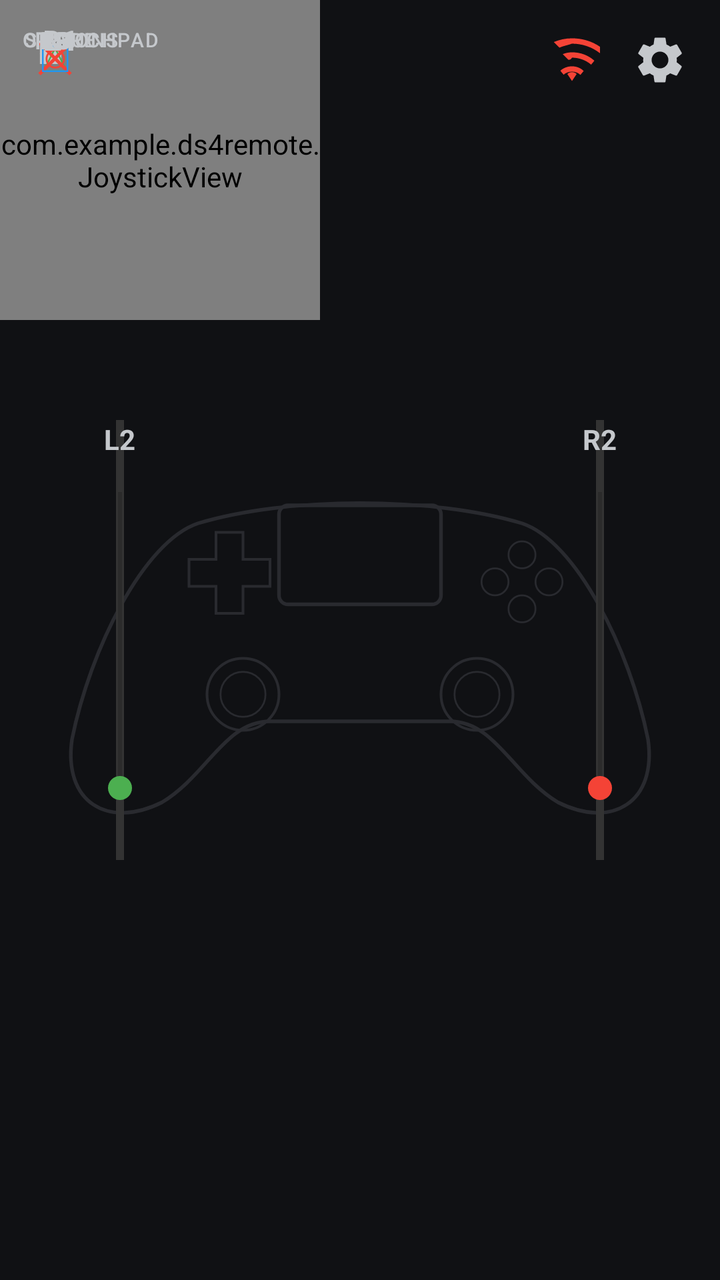
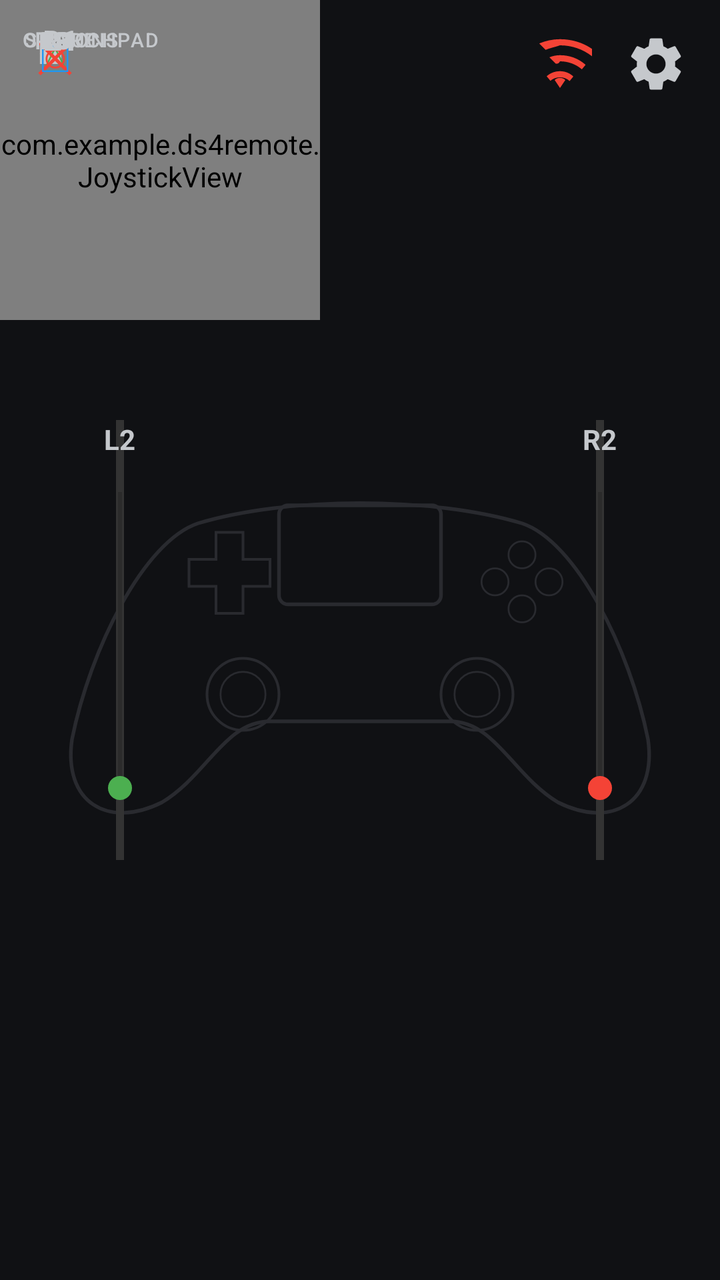

An Android layout rendered at two revisions. The XML below is the earlier revision; the diff shows what the commit changed to produce the second picture.
<!-- AndroidManifest.xml: application theme Theme.MaterialComponents.DayNight.NoActionBar -->
<!-- res/layout/activity_main.xml -->
<?xml version="1.0" encoding="utf-8"?>
<RelativeLayout xmlns:android="http://schemas.android.com/apk/res/android"
    android:layout_width="match_parent"
    android:layout_height="match_parent"
    android:background="#101114">

    <ImageView
        android:layout_width="match_parent"
        android:layout_height="match_parent"
        android:layout_centerInParent="true"
        android:scaleType="fitCenter"
        android:src="@drawable/controller_outline"
        android:alpha="0.6"
        android:id="@+id/bg_controller"/>

    
    <LinearLayout
        android:layout_width="wrap_content"
        android:layout_height="wrap_content"
        android:layout_alignParentTop="true"
        android:layout_alignParentEnd="true"
        android:orientation="horizontal"
        android:padding="16dp">

        
        <ImageView
            android:id="@+id/statusIcon"
            android:layout_width="28dp"
            android:layout_height="28dp"
            android:layout_marginEnd="16dp"
            android:src="@drawable/ic_wifi_off" />

        
        <ImageView
            android:id="@+id/btnOpenSettings"
            android:layout_width="28dp"
            android:layout_height="28dp"
            android:src="@drawable/ic_settings" />
    </LinearLayout>

    
    <FrameLayout
        android:id="@+id/gamepadArea"
        android:layout_width="match_parent"
        android:layout_height="match_parent">

        
        <FrameLayout android:id="@+id/containerL2" android:layout_width="80dp" android:layout_height="220dp" android:layout_gravity="left|center_vertical" android:layout_marginLeft="20dp">
            <View android:layout_width="4dp" android:layout_height="match_parent" android:layout_gravity="center_horizontal" android:background="#333333" />
            <TextView android:layout_width="wrap_content" android:layout_height="wrap_content" android:text="L2" android:textColor="#C5C8CC" android:layout_gravity="top|center_horizontal" android:textStyle="bold" />
            <SeekBar android:id="@+id/btnL2" android:layout_width="180dp" android:layout_height="80dp" android:layout_gravity="center" android:rotation="-90" android:max="100" android:progress="0" android:progressTint="#4CAF50" android:thumbTint="#4CAF50" />
        </FrameLayout>

        <FrameLayout android:id="@+id/containerR2" android:layout_width="80dp" android:layout_height="220dp" android:layout_gravity="right|center_vertical" android:layout_marginRight="20dp">
            <View android:layout_width="4dp" android:layout_height="match_parent" android:layout_gravity="center_horizontal" android:background="#333333" />
            <TextView android:layout_width="wrap_content" android:layout_height="wrap_content" android:text="R2" android:textColor="#C5C8CC" android:layout_gravity="top|center_horizontal" android:textStyle="bold" />
            <SeekBar android:id="@+id/btnR2" android:layout_width="180dp" android:layout_height="80dp" android:layout_gravity="center" android:rotation="-90" android:max="100" android:progress="0" android:progressTint="#F44336" android:thumbTint="#F44336" />
        </FrameLayout>

        
        <Button android:id="@+id/dpadUp" android:text="▲" android:layout_width="50dp" android:layout_height="50dp" android:padding="0dp" android:textSize="18sp" android:background="@android:color/transparent" android:textColor="#C5C8CC" />
        <Button android:id="@+id/dpadDown" android:text="▼" android:layout_width="50dp" android:layout_height="50dp" android:padding="0dp" android:textSize="18sp" android:background="@android:color/transparent" android:textColor="#C5C8CC" />
        <Button android:id="@+id/dpadLeft" android:text="◀" android:layout_width="50dp" android:layout_height="50dp" android:padding="0dp" android:textSize="18sp" android:background="@android:color/transparent" android:textColor="#C5C8CC" />
        <Button android:id="@+id/dpadRight" android:text="▶" android:layout_width="50dp" android:layout_height="50dp" android:padding="0dp" android:textSize="18sp" android:background="@android:color/transparent" android:textColor="#C5C8CC" />

        
        <Button android:id="@+id/btnY" android:text="△" android:layout_width="55dp" android:layout_height="55dp" android:padding="0dp" android:textSize="22sp" android:background="@android:color/transparent" android:textColor="#4CAF50" />
        <Button android:id="@+id/btnA" android:text="✕" android:layout_width="55dp" android:layout_height="55dp" android:padding="0dp" android:textSize="22sp" android:background="@android:color/transparent" android:textColor="#F44336" />
        <Button android:id="@+id/btnX" android:text="□" android:layout_width="55dp" android:layout_height="55dp" android:padding="0dp" android:textSize="22sp" android:background="@android:color/transparent" android:textColor="#2196F3" />
        <Button android:id="@+id/btnB" android:text="○" android:layout_width="55dp" android:layout_height="55dp" android:padding="0dp" android:textSize="22sp" android:background="@android:color/transparent" android:textColor="#F44336" />

        
        <Button android:id="@+id/btnL1" android:text="L1" android:layout_width="60dp" android:layout_height="40dp" android:padding="0dp" android:textSize="14sp" android:background="@android:color/transparent" android:textColor="#C5C8CC" />
        <Button android:id="@+id/btnR1" android:text="R1" android:layout_width="60dp" android:layout_height="40dp" android:padding="0dp" android:textSize="14sp" android:background="@android:color/transparent" android:textColor="#C5C8CC" />
        <Button android:id="@+id/btnShare" android:text="SHARE" android:layout_width="60dp" android:layout_height="40dp" android:padding="0dp" android:textSize="10sp" android:background="@android:color/transparent" android:textColor="#C5C8CC" />
        <Button android:id="@+id/btnPS" android:text="PS" android:layout_width="50dp" android:layout_height="40dp" android:padding="0dp" android:textSize="12sp" android:background="@android:color/transparent" android:textColor="#C5C8CC" />
        <Button android:id="@+id/btnOptions" android:text="OPTIONS" android:layout_width="70dp" android:layout_height="40dp" android:padding="0dp" android:textSize="10sp" android:background="@android:color/transparent" android:textColor="#C5C8CC" />

        
        <com.example.ds4remote.JoystickView android:id="@+id/leftStick" android:layout_width="160dp" android:layout_height="160dp" />
        <com.example.ds4remote.JoystickView android:id="@+id/rightStick" android:layout_width="160dp" android:layout_height="160dp" />

        
        <Button android:id="@+id/btnL3" android:text="L3" android:layout_width="55dp" android:layout_height="40dp" android:padding="0dp" android:textSize="12sp" android:background="@android:color/transparent" android:textColor="#C5C8CC" />
        <Button android:id="@+id/btnTouchpad" android:text="TOUCHPAD" android:layout_width="100dp" android:layout_height="40dp" android:padding="0dp" android:textSize="10sp" android:background="@android:color/transparent" android:textColor="#C5C8CC" />
        <Button android:id="@+id/btnR3" android:text="R3" android:layout_width="55dp" android:layout_height="40dp" android:padding="0dp" android:textSize="12sp" android:background="@android:color/transparent" android:textColor="#C5C8CC" />
    </FrameLayout>
</RelativeLayout>
<!-- resources referenced by this layout -->
<resources>
  <!-- drawable controller_outline: vector/xml drawable (drawable, 2615 chars, omitted) -->
  <!-- drawable ic_settings (drawable) -->
  <vector xmlns:android="http://schemas.android.com/apk/res/android" android:width="24dp" android:height="24dp" android:viewportWidth="24" android:viewportHeight="24">
      <path android:fillColor="#C5C8CC" android:pathData="M19.14,12.94c0.04,-0.3 0.06,-0.61 0.06,-0.94c0,-0.32 -0.02,-0.64 -0.06,-0.94l2.03,-1.58c0.18,-0.14 0.23,-0.41 0.12,-0.61l-1.92,-3.32c-0.12,-0.22 -0.37,-0.29 -0.59,-0.22l-2.39,0.96c-0.5,-0.38 -1.03,-0.7 -1.62,-0.94L14.4,2.81c-0.04,-0.24 -0.24,-0.41 -0.48,-0.41h-3.84c-0.24,0 -0.43,0.17 -0.47,0.41L9.25,5.35C8.66,5.59 8.12,5.92 7.63,6.29L5.24,5.33c-0.22,-0.08 -0.47,0 -0.59,0.22L2.73,8.87C2.62,9.08 2.66,9.34 2.86,9.48l2.03,1.58C4.84,11.36 4.8,11.69 4.8,12s0.02,0.64 0.06,0.94l-2.03,1.58c-0.18,0.14 -0.23,0.41 -0.12,0.61l1.92,3.32c0.12,0.22 0.37,0.29 0.59,0.22l2.39,-0.96c0.5,0.38 1.03,0.7 1.62,0.94l0.36,2.54c0.05,0.24 0.24,0.41 0.48,0.41h3.84c0.24,0 0.44,-0.17 0.47,-0.41l0.36,-2.54c0.59,-0.24 1.13,-0.56 1.62,-0.94l2.39,0.96c0.22,0.08 0.47,0 0.59,-0.22l1.92,-3.32c0.12,-0.22 0.07,-0.47 -0.12,-0.61L19.14,12.94zM12,15.6c-1.98,0 -3.6,-1.62 -3.6,-3.6s1.62,-3.6 3.6,-3.6s3.6,1.62 3.6,3.6S13.98,15.6 12,15.6z"/>
  </vector>
  <!-- drawable ic_wifi_off (drawable) -->
  <vector xmlns:android="http://schemas.android.com/apk/res/android" android:width="24dp" android:height="24dp" android:viewportWidth="24" android:viewportHeight="24">
      <path android:fillColor="#F44336" android:pathData="M12,21l2,-3c-0.5,-0.5 -1.2,-0.8 -2,-0.8s-1.5,0.3 -2,0.8L12,21zM12,17c1.4,0 2.7,0.5 3.6,1.4l1.4,-1.7C15.7,15.4 13.9,14.7 12,14.7s-3.7,0.7 -5,1.9l1.4,1.7C9.3,17.5 10.6,17 12,17zM12,11c3.1,0 6,1.1 8.2,3l1.4,-1.7C18.9,9.9 15.6,8.7 12,8.7c-1.4,0 -2.8,0.3 -4,0.8l2.4,2.4C11,11.9 11.5,11.9 12,11zM12,5c4.8,0 9.2,1.7 12.6,4.6l1.4,-1.7C22.2,4.5 17.3,2.7 12,2.7c-2.8,0 -5.4,0.6 -7.8,1.6l2.4,2.4C8.2,6 10,5.7 12,5z"/>
  </vector>
</resources>

<!-- the commit's change to res/layout/activity_main.xml (unified diff, before → after) -->
@@ -10,8 +10,7 @@
         android:layout_centerInParent="true"
         android:scaleType="fitCenter"
         android:src="@drawable/controller_outline"
-        android:alpha="0.6"
-        android:id="@+id/bg_controller"/>
+        android:alpha="0.6" />
 
     
     <LinearLayout
@@ -22,19 +21,17 @@
         android:orientation="horizontal"
         android:padding="16dp">
 
-        
         <ImageView
             android:id="@+id/statusIcon"
-            android:layout_width="28dp"
-            android:layout_height="28dp"
+            android:layout_width="32dp"
+            android:layout_height="32dp"
             android:layout_marginEnd="16dp"
             android:src="@drawable/ic_wifi_off" />
 
-        
         <ImageView
             android:id="@+id/btnOpenSettings"
-            android:layout_width="28dp"
-            android:layout_height="28dp"
+            android:layout_width="32dp"
+            android:layout_height="32dp"
             android:src="@drawable/ic_settings" />
     </LinearLayout>
 
@@ -51,6 +48,7 @@
             <SeekBar android:id="@+id/btnL2" android:layout_width="180dp" android:layout_height="80dp" android:layout_gravity="center" android:rotation="-90" android:max="100" android:progress="0" android:progressTint="#4CAF50" android:thumbTint="#4CAF50" />
         </FrameLayout>
 
+        
         <FrameLayout android:id="@+id/containerR2" android:layout_width="80dp" android:layout_height="220dp" android:layout_gravity="right|center_vertical" android:layout_marginRight="20dp">
             <View android:layout_width="4dp" android:layout_height="match_parent" android:layout_gravity="center_horizontal" android:background="#333333" />
             <TextView android:layout_width="wrap_content" android:layout_height="wrap_content" android:text="R2" android:textColor="#C5C8CC" android:layout_gravity="top|center_horizontal" android:textStyle="bold" />
@@ -63,24 +61,20 @@
         <Button android:id="@+id/dpadLeft" android:text="◀" android:layout_width="50dp" android:layout_height="50dp" android:padding="0dp" android:textSize="18sp" android:background="@android:color/transparent" android:textColor="#C5C8CC" />
         <Button android:id="@+id/dpadRight" android:text="▶" android:layout_width="50dp" android:layout_height="50dp" android:padding="0dp" android:textSize="18sp" android:background="@android:color/transparent" android:textColor="#C5C8CC" />
 
-        
         <Button android:id="@+id/btnY" android:text="△" android:layout_width="55dp" android:layout_height="55dp" android:padding="0dp" android:textSize="22sp" android:background="@android:color/transparent" android:textColor="#4CAF50" />
         <Button android:id="@+id/btnA" android:text="✕" android:layout_width="55dp" android:layout_height="55dp" android:padding="0dp" android:textSize="22sp" android:background="@android:color/transparent" android:textColor="#F44336" />
         <Button android:id="@+id/btnX" android:text="□" android:layout_width="55dp" android:layout_height="55dp" android:padding="0dp" android:textSize="22sp" android:background="@android:color/transparent" android:textColor="#2196F3" />
         <Button android:id="@+id/btnB" android:text="○" android:layout_width="55dp" android:layout_height="55dp" android:padding="0dp" android:textSize="22sp" android:background="@android:color/transparent" android:textColor="#F44336" />
 
-        
         <Button android:id="@+id/btnL1" android:text="L1" android:layout_width="60dp" android:layout_height="40dp" android:padding="0dp" android:textSize="14sp" android:background="@android:color/transparent" android:textColor="#C5C8CC" />
         <Button android:id="@+id/btnR1" android:text="R1" android:layout_width="60dp" android:layout_height="40dp" android:padding="0dp" android:textSize="14sp" android:background="@android:color/transparent" android:textColor="#C5C8CC" />
         <Button android:id="@+id/btnShare" android:text="SHARE" android:layout_width="60dp" android:layout_height="40dp" android:padding="0dp" android:textSize="10sp" android:background="@android:color/transparent" android:textColor="#C5C8CC" />
         <Button android:id="@+id/btnPS" android:text="PS" android:layout_width="50dp" android:layout_height="40dp" android:padding="0dp" android:textSize="12sp" android:background="@android:color/transparent" android:textColor="#C5C8CC" />
         <Button android:id="@+id/btnOptions" android:text="OPTIONS" android:layout_width="70dp" android:layout_height="40dp" android:padding="0dp" android:textSize="10sp" android:background="@android:color/transparent" android:textColor="#C5C8CC" />
 
-        
         <com.example.ds4remote.JoystickView android:id="@+id/leftStick" android:layout_width="160dp" android:layout_height="160dp" />
         <com.example.ds4remote.JoystickView android:id="@+id/rightStick" android:layout_width="160dp" android:layout_height="160dp" />
 
-        
         <Button android:id="@+id/btnL3" android:text="L3" android:layout_width="55dp" android:layout_height="40dp" android:padding="0dp" android:textSize="12sp" android:background="@android:color/transparent" android:textColor="#C5C8CC" />
         <Button android:id="@+id/btnTouchpad" android:text="TOUCHPAD" android:layout_width="100dp" android:layout_height="40dp" android:padding="0dp" android:textSize="10sp" android:background="@android:color/transparent" android:textColor="#C5C8CC" />
         <Button android:id="@+id/btnR3" android:text="R3" android:layout_width="55dp" android:layout_height="40dp" android:padding="0dp" android:textSize="12sp" android:background="@android:color/transparent" android:textColor="#C5C8CC" />
